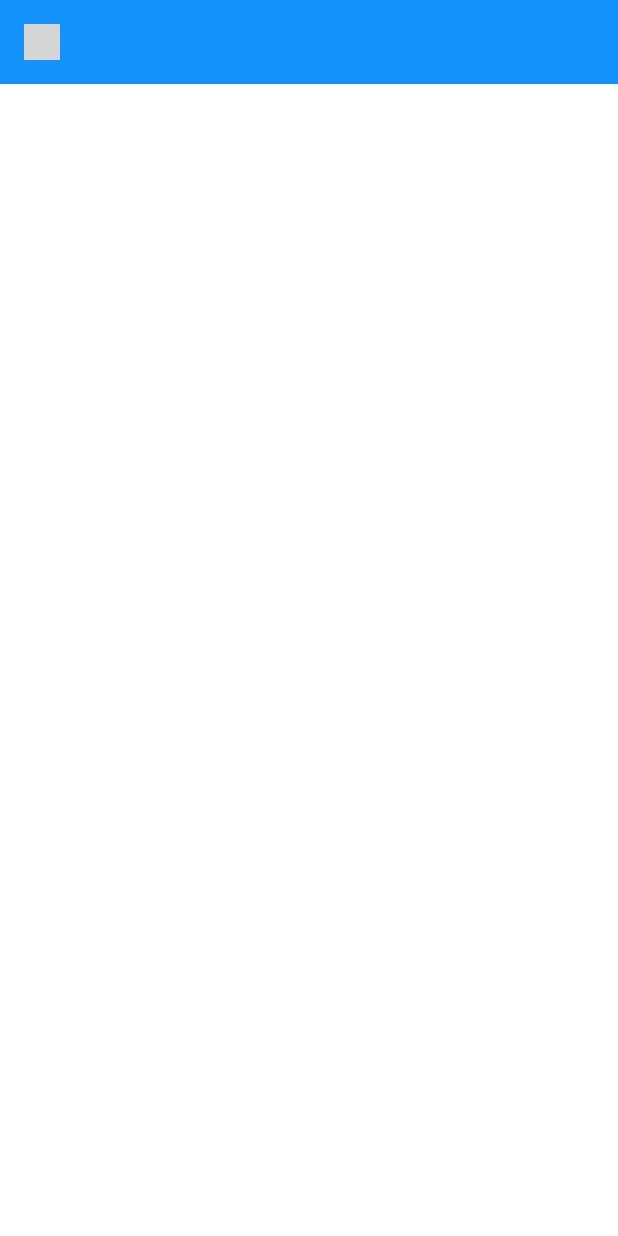
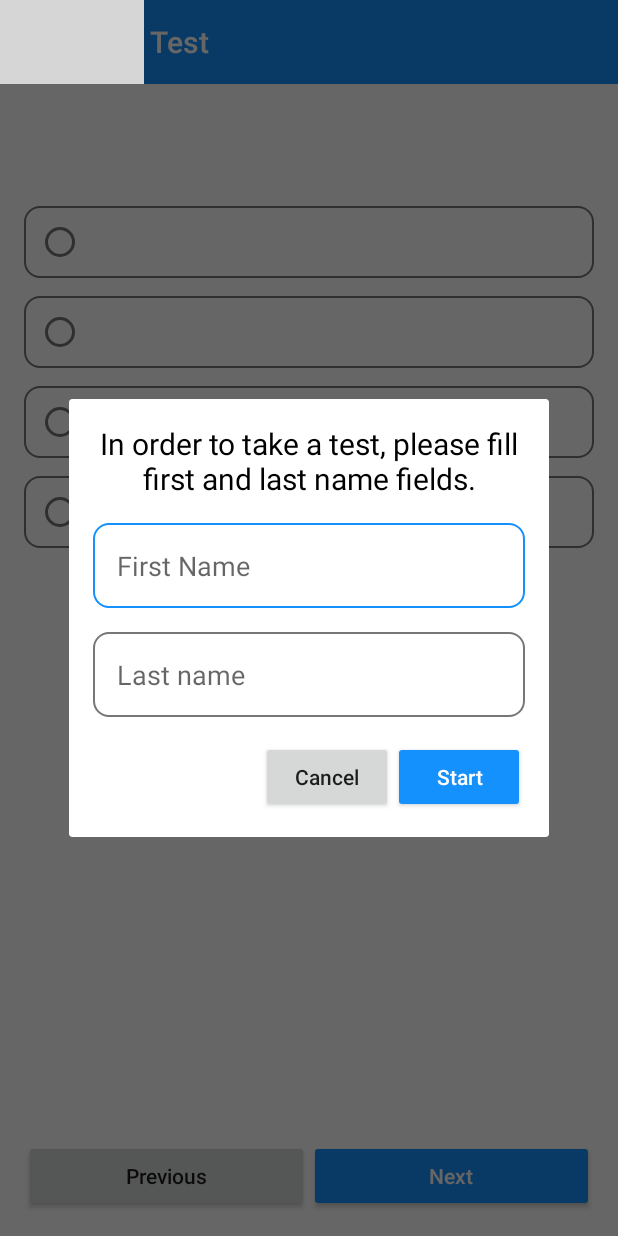
Before and after one commit to dos400/ytlat, an Android app: the fragment TestFragment shown on its own in the app's theme, on a phone screen of 412 x 824 dp. Run offline under Robolectric (Android 15) with nearby library versions, the phone set to English and light mode, and no system bars; grey boxes are pictures that could not be loaded.

Commit message:
test_fragment ui added

```diff
--- /dev/null
+++ b/app/src/main/java/uz/hamroev/ytlat/extensions/Extensions.kt
@@ -0,0 +1,16 @@
+package uz.hamroev.ytlat.extensions
+
+import android.content.Intent
+import android.os.Build
+import android.os.Bundle
+import java.io.Serializable
+
+inline fun <reified T : Serializable> Bundle.customSerializable(key: String): T? = when {
+    Build.VERSION.SDK_INT >= Build.VERSION_CODES.TIRAMISU -> getSerializable(key, T::class.java)
+    else -> @Suppress("DEPRECATION") getSerializable(key) as? T
+}
+
+inline fun <reified T : Serializable> Intent.customSerializable(key: String): T? = when {
+    Build.VERSION.SDK_INT >= Build.VERSION_CODES.TIRAMISU -> getSerializableExtra(key, T::class.java)
+    else -> @Suppress("DEPRECATION") getSerializableExtra(key) as? T
+}
--- a/app/src/main/java/uz/hamroev/ytlat/ui/HomeFragment.kt
+++ b/app/src/main/java/uz/hamroev/ytlat/ui/HomeFragment.kt
@@ -5,6 +5,8 @@ import android.view.LayoutInflater
 import android.view.View
 import android.view.ViewGroup
 import androidx.fragment.app.Fragment
+import androidx.navigation.fragment.findNavController
+import uz.hamroev.ytlat.R
 import uz.hamroev.ytlat.databinding.FragmentHomeBinding
 
 
--- a/app/src/main/java/uz/hamroev/ytlat/ui/TestFragment.kt
+++ /dev/null
@@ -1,28 +0,0 @@
-package uz.hamroev.ytlat.ui
-
-import android.os.Bundle
-import android.view.LayoutInflater
-import android.view.View
-import android.view.ViewGroup
-import androidx.fragment.app.Fragment
-import uz.hamroev.ytlat.databinding.FragmentTestBinding
-
-class TestFragment : Fragment() {
-
-    lateinit var binding: FragmentTestBinding
-    override fun onCreateView(
-        inflater: LayoutInflater, container: ViewGroup?,
-        savedInstanceState: Bundle?,
-    ): View {
-        binding = FragmentTestBinding.inflate(layoutInflater, container, false)
-
-
-        // for test
-
-
-
-        return binding.root
-    }
-
-
-}
--- /dev/null
+++ b/app/src/main/java/uz/hamroev/ytlat/ui/test/FormDialog.kt
@@ -0,0 +1,78 @@
+package uz.hamroev.ytlat.ui.test
+
+import android.os.Bundle
+import android.view.LayoutInflater
+import android.view.View
+import android.view.ViewGroup
+import androidx.core.widget.addTextChangedListener
+import androidx.fragment.app.DialogFragment
+import uz.hamroev.ytlat.R
+import uz.hamroev.ytlat.databinding.DialogTestFormBinding
+import uz.hamroev.ytlat.extensions.customSerializable
+import java.io.Serializable
+
+class FormDialog : DialogFragment() {
+
+    private var _binding: DialogTestFormBinding? = null
+    private val binding get() = _binding!!
+
+    private var onActionClicked: OnActionClicked? = null
+
+    override fun onCreate(savedInstanceState: Bundle?) {
+        super.onCreate(savedInstanceState)
+        onActionClicked = arguments?.customSerializable("on_action_clicked")
+    }
+
+    override fun onCreateView(
+        inflater: LayoutInflater,
+        container: ViewGroup?,
+        savedInstanceState: Bundle?
+    ): View {
+        _binding = DialogTestFormBinding.inflate(layoutInflater, container, false)
+        return binding.root
+    }
+
+    override fun onViewCreated(view: View, savedInstanceState: Bundle?) {
+        super.onViewCreated(view, savedInstanceState)
+        binding.cancelBtn.setOnClickListener {
+            dialog?.dismiss()
+            onActionClicked?.cancel()
+        }
+        binding.firstNameEt.addTextChangedListener {
+            binding.firstNameEt.error = null
+        }
+        binding.lastNameEt.addTextChangedListener {
+            binding.lastNameEt.error = null
+        }
+        binding.startBtn.setOnClickListener {
+            val firstName = binding.firstNameEt.text.toString().trim()
+            val lastName = binding.lastNameEt.text.toString().trim()
+            if (firstName.isEmpty()) {
+                binding.firstNameEt.error = requireContext().getString(R.string.error_empty_field)
+                return@setOnClickListener
+            }
+            if (lastName.isEmpty()) {
+                binding.lastNameEt.error = requireContext().getString(R.string.error_empty_field)
+                return@setOnClickListener
+            }
+            onActionClicked?.start(firstName, lastName)
+            dialog?.dismiss()
+        }
+    }
+
+    override fun onDestroyView() {
+        super.onDestroyView()
+        _binding = null
+    }
+
+    override fun isCancelable(): Boolean = false
+
+    override fun setCancelable(cancelable: Boolean) {
+        super.setCancelable(false)
+    }
+
+    interface OnActionClicked : Serializable {
+        fun start(firstName: String, lastName: String)
+        fun cancel()
+    }
+}
--- /dev/null
+++ b/app/src/main/java/uz/hamroev/ytlat/ui/test/TestFragment.kt
@@ -0,0 +1,72 @@
+package uz.hamroev.ytlat.ui.test
+
+import android.os.Bundle
+import android.util.Log
+import android.view.LayoutInflater
+import android.view.View
+import android.view.ViewGroup
+import android.view.animation.AnimationUtils
+import androidx.fragment.app.Fragment
+import androidx.navigation.fragment.findNavController
+import uz.hamroev.ytlat.R
+import uz.hamroev.ytlat.databinding.FragmentTestBinding
+
+class TestFragment : Fragment() {
+
+    private var _binding: FragmentTestBinding? = null
+    private val binding get() = _binding!!
+
+    private var firstName: String = ""
+    private var lastName: String = ""
+
+    override fun onCreateView(
+        inflater: LayoutInflater, container: ViewGroup?,
+        savedInstanceState: Bundle?,
+    ): View {
+        _binding = FragmentTestBinding.inflate(layoutInflater, container, false)
+
+        return binding.root
+    }
+
+    override fun onViewCreated(view: View, savedInstanceState: Bundle?) {
+        super.onViewCreated(view, savedInstanceState)
+        openFormDialog()
+        binding.toolbar.setNavigationOnClickListener {
+            findNavController().popBackStack()
+        }
+        binding.nextBtn.setOnClickListener {
+            val anim = AnimationUtils.loadAnimation(requireContext(), R.anim.next_quetion)
+            binding.questionContainer.startAnimation(anim)
+        }
+        binding.previousBtn.setOnClickListener {
+            val anim = AnimationUtils.loadAnimation(requireContext(), R.anim.previous_quetion)
+            binding.questionContainer.startAnimation(anim)
+        }
+    }
+
+    private fun openFormDialog() {
+        val formDialog = FormDialog()
+        formDialog.isCancelable = false
+        formDialog.arguments = Bundle().apply {
+            putSerializable("on_action_clicked", object : FormDialog.OnActionClicked {
+                override fun start(firstName: String, lastName: String) {
+                    this@TestFragment.firstName = firstName
+                    this@TestFragment.lastName = lastName
+
+                    Log.d("TTTT", "start: $firstName $lastName")
+                }
+
+                override fun cancel() {
+                    findNavController().popBackStack()
+                }
+            })
+        }
+        formDialog.show(parentFragmentManager, "form_dialog")
+    }
+
+    override fun onDestroyView() {
+        super.onDestroyView()
+        _binding = null
+    }
+
+}
--- /dev/null
+++ b/app/src/main/res/drawable/corner_bg.xml
@@ -0,0 +1,17 @@
+<?xml version="1.0" encoding="utf-8"?>
+<selector xmlns:android="http://schemas.android.com/apk/res/android">
+    <item android:state_focused="false">
+        <shape>
+            <solid android:color="@android:color/transparent" />
+            <corners android:radius="10dp" />
+            <stroke android:width="1dp" android:color="@color/grey_dark" />
+        </shape>
+    </item>
+    <item android:state_focused="true">
+        <shape>
+            <solid android:color="@android:color/transparent" />
+            <corners android:radius="10dp" />
+            <stroke android:width="1dp" android:color="@color/blue" />
+        </shape>
+    </item>
+</selector>
--- /dev/null
+++ b/app/src/main/res/layout/dialog_test_form.xml
@@ -0,0 +1,68 @@
+<?xml version="1.0" encoding="utf-8"?>
+<LinearLayout
+    android:orientation="vertical"
+    android:padding="16dp"
+    android:minWidth="320dp"
+    xmlns:android="http://schemas.android.com/apk/res/android"
+    android:layout_width="match_parent"
+    android:layout_height="match_parent">
+
+    <TextView
+        android:textColor="@color/black"
+        android:textSize="20sp"
+        android:gravity="center"
+        android:text="@string/enter_your_name"
+        android:layout_width="match_parent"
+        android:layout_height="wrap_content" />
+
+    <EditText
+        android:layout_marginTop="16dp"
+        android:autofillHints="name"
+        android:inputType="text"
+        android:id="@+id/first_name_et"
+        android:textColor="@color/black"
+        android:padding="16dp"
+        android:background="@drawable/corner_bg"
+        android:hint="@string/first_name"
+        android:layout_width="match_parent"
+        android:layout_height="wrap_content" />
+
+    <EditText
+        android:inputType="text"
+        android:autofillHints="name"
+        android:layout_marginTop="16dp"
+        android:id="@+id/last_name_et"
+        android:textColor="@color/black"
+        android:padding="16dp"
+        android:background="@drawable/corner_bg"
+        android:hint="@string/last_name"
+        android:layout_width="match_parent"
+        android:layout_height="wrap_content" />
+
+    <LinearLayout
+        android:layout_marginTop="16dp"
+        android:orientation="horizontal"
+        android:layout_gravity="end"
+        android:layout_width="wrap_content"
+        android:layout_height="wrap_content">
+
+        <androidx.appcompat.widget.AppCompatButton
+            android:textAllCaps="false"
+            android:layout_weight="1"
+            android:id="@+id/cancel_btn"
+            android:text="@string/cancel"
+            android:layout_width="0dp"
+            android:layout_height="wrap_content" />
+
+        <androidx.appcompat.widget.AppCompatButton
+            android:textAllCaps="false"
+            android:layout_weight="1"
+            android:backgroundTint="@color/blue"
+            android:textColor="@color/white"
+            android:id="@+id/start_btn"
+            android:text="@string/start"
+            android:layout_width="0dp"
+            android:layout_height="wrap_content" />
+    </LinearLayout>
+
+</LinearLayout>
--- a/app/src/main/res/layout/fragment_test.xml
+++ b/app/src/main/res/layout/fragment_test.xml
@@ -1,100 +1,178 @@
 <?xml version="1.0" encoding="utf-8"?>
-<FrameLayout xmlns:android="http://schemas.android.com/apk/res/android"
+<LinearLayout xmlns:android="http://schemas.android.com/apk/res/android"
     xmlns:tools="http://schemas.android.com/tools"
     android:layout_width="match_parent"
     android:layout_height="match_parent"
-    xmlns:app="http://schemas.android.com/apk/res-auto"
-    tools:context=".ui.TestFragment">
+    android:orientation="vertical"
+    tools:context=".ui.test.TestFragment">
 
 
-    <androidx.constraintlayout.widget.ConstraintLayout
+    <Toolbar
+        android:id="@+id/toolbar"
         android:layout_width="match_parent"
-        android:layout_height="match_parent">
+        android:layout_height="?actionBarSize"
+        android:background="@color/blue"
+        android:navigationIcon="@drawable/baseline_arrow_back_24"
+        android:title="@string/test"
+        android:titleTextColor="@color/white"
+        tools:targetApi="m" />
 
-        <LinearLayout
-            android:id="@+id/one"
-            android:layout_width="match_parent"
-            android:layout_height="56dp"
-            android:background="@color/blue"
-            android:orientation="vertical"
-            app:layout_constraintBottom_toTopOf="@id/two"
-            app:layout_constraintEnd_toEndOf="parent"
-            app:layout_constraintStart_toStartOf="parent"
-            app:layout_constraintTop_toTopOf="parent">
-
-            <androidx.constraintlayout.widget.ConstraintLayout
-                android:layout_width="match_parent"
-                android:layout_height="match_parent">
+    <LinearLayout
+        android:layout_width="match_parent"
+        android:layout_height="0dp"
+        android:layout_weight="1"
+        android:orientation="vertical">
 
 
-                <LinearLayout
-                    android:id="@+id/image_menu_layout"
-                    android:layout_width="56dp"
-                    android:layout_height="56dp"
-                    android:background="@drawable/back_ripple_button"
-                    android:gravity="center"
-                    app:layout_constraintBottom_toBottomOf="parent"
-                    app:layout_constraintStart_toStartOf="parent"
-                    app:layout_constraintTop_toTopOf="parent">
+        <TextView
+            android:paddingHorizontal="16dp"
+            android:paddingTop="4dp"
+            android:layout_width="match_parent"
+            android:layout_height="wrap_content"
+            android:gravity="center"
+            android:textColor="@color/black"
+            android:textSize="24sp" />
 
-                    <ImageView
-                        android:layout_width="24dp"
-                        android:layout_height="24dp"
-                        android:src="@drawable/baseline_arrow_back_24" />
+        <ScrollView
+            android:layout_width="match_parent"
+            android:layout_height="match_parent">
 
-                </LinearLayout>
-
-                <LinearLayout
-                    android:layout_width="0dp"
-                    android:layout_height="match_parent"
-                    app:layout_constraintBottom_toBottomOf="parent"
-                    app:layout_constraintLeft_toRightOf="@id/image_menu_layout"
-                    app:layout_constraintTop_toTopOf="parent">
-
-                    <TextView
-                        android:id="@+id/title_window_tv"
-                        android:layout_width="match_parent"
-                        android:layout_height="match_parent"
-                        android:layout_gravity="center"
-                        android:gravity="center"
-                        android:textColor="@color/white"
-                        android:textSize="16sp"
-                        android:textStyle="normal" />
-                </LinearLayout>
-
-            </androidx.constraintlayout.widget.ConstraintLayout>
-
-        </LinearLayout>
-
-        <LinearLayout
-            android:id="@+id/two"
-            android:layout_width="match_parent"
-            android:layout_height="0dp"
-            android:orientation="vertical"
-            app:layout_constraintBottom_toBottomOf="parent"
-            app:layout_constraintLeft_toLeftOf="parent"
-            app:layout_constraintRight_toRightOf="parent"
-            app:layout_constraintTop_toBottomOf="@id/one">
+            <LinearLayout
+                android:id="@+id/question_container"
+                android:layout_width="match_parent"
+                android:layout_height="wrap_content"
+                android:orientation="vertical"
+                android:clipToPadding="false"
+                android:paddingHorizontal="16dp"
+                android:paddingBottom="16dp">
 
 
-            <androidx.core.widget.NestedScrollView
-                android:layout_width="match_parent"
-                android:layout_height="match_parent">
+                <TextView
+                    android:id="@+id/question_title_tv"
+                    android:layout_width="match_parent"
+                    android:layout_height="wrap_content"
+                    android:gravity="center"
+                    android:textColor="@color/black"
+                    android:textSize="24sp" />
 
-                <LinearLayout
+                <RadioGroup
                     android:layout_width="match_parent"
-                    android:layout_height="match_parent"
-                    android:orientation="vertical">
+                    android:layout_height="wrap_content">
 
-                    <!--                    main code here -->
+                    <LinearLayout
+                        android:layout_width="match_parent"
+                        android:layout_height="wrap_content"
+                        android:layout_marginTop="12dp"
+                        android:background="@drawable/corner_bg"
+                        android:orientation="horizontal"
+                        android:paddingHorizontal="8dp">
 
-                </LinearLayout>
-            </androidx.core.widget.NestedScrollView>
+                        <RadioButton
+                            android:id="@+id/a_radio_btn"
+                            android:layout_width="wrap_content"
+                            android:layout_height="wrap_content" />
 
+                        <TextView
+                            android:id="@+id/a_answer_tv"
+                            android:layout_width="wrap_content"
+                            android:layout_height="wrap_content"
+                            android:textColor="@color/black"
+                            android:textSize="18sp" />
+                    </LinearLayout>
 
-        </LinearLayout>
+                    <LinearLayout
+                        android:layout_width="match_parent"
+                        android:layout_height="wrap_content"
+                        android:layout_marginTop="12dp"
+                        android:background="@drawable/corner_bg"
+                        android:orientation="horizontal"
+                        android:paddingHorizontal="8dp">
 
+                        <RadioButton
+                            android:id="@+id/b_radio_btn"
+                            android:layout_width="wrap_content"
+                            android:layout_height="wrap_content" />
 
-    </androidx.constraintlayout.widget.ConstraintLayout>
+                        <TextView
+                            android:id="@+id/b_answer_tv"
+                            android:layout_width="wrap_content"
+                            android:layout_height="wrap_content"
+                            android:textColor="@color/black"
+                            android:textSize="18sp" />
+                    </LinearLayout>
 
-</FrameLayout>
+                    <LinearLayout
+                        android:layout_width="match_parent"
+                        android:layout_height="wrap_content"
+                        android:layout_marginTop="12dp"
+                        android:background="@drawable/corner_bg"
+                        android:orientation="horizontal"
+                        android:paddingHorizontal="8dp">
+
+                        <RadioButton
+                            android:id="@+id/c_radio_btn"
+                            android:layout_width="wrap_content"
+                            android:layout_height="wrap_content" />
+
+                        <TextView
+                            android:id="@+id/c_answer_tv"
+                            android:layout_width="wrap_content"
+                            android:layout_height="wrap_content"
+                            android:textColor="@color/black"
+                            android:textSize="18sp" />
+                    </LinearLayout>
+
+                    <LinearLayout
+                        android:layout_width="match_parent"
+                        android:layout_height="wrap_content"
+                        android:layout_marginTop="12dp"
+                        android:background="@drawable/corner_bg"
+                        android:orientation="horizontal"
+                        android:paddingHorizontal="8dp">
+
+                        <RadioButton
+                            android:id="@+id/d_radio_btn"
+                            android:layout_width="wrap_content"
+                            android:layout_height="wrap_content" />
+
+                        <TextView
+                            android:id="@+id/d_answer_tv"
+                            android:layout_width="wrap_content"
+                            android:layout_height="wrap_content"
+                            android:textColor="@color/black"
+                            android:textSize="18sp" />
+                    </LinearLayout>
+                </RadioGroup>
+
+            </LinearLayout>
+        </ScrollView>
+
+    </LinearLayout>
+
+    <LinearLayout
+        android:layout_width="match_parent"
+        android:layout_height="wrap_content"
+        android:orientation="horizontal"
+        android:paddingHorizontal="16dp"
+        android:paddingBottom="16dp">
+
+        <androidx.appcompat.widget.AppCompatButton
+            android:id="@+id/previous_btn"
+            android:layout_width="0dp"
+            android:layout_height="wrap_content"
+            android:layout_weight="1"
+            android:text="@string/previous"
+            android:textAllCaps="false" />
+
+        <androidx.appcompat.widget.AppCompatButton
+            android:id="@+id/next_btn"
+            android:layout_width="0dp"
+            android:layout_height="wrap_content"
+            android:layout_weight="1"
+            android:backgroundTint="@color/blue"
+            android:text="@string/next"
+            android:textAllCaps="false"
+            android:textColor="@color/white" />
+    </LinearLayout>
+
+</LinearLayout>
--- a/app/src/main/res/navigation/nav_main.xml
+++ b/app/src/main/res/navigation/nav_main.xml
@@ -10,4 +10,9 @@
         android:name="uz.hamroev.ytlat.ui.HomeFragment"
         android:label="fragment_home"
         tools:layout="@layout/fragment_home" />
+    <fragment
+        android:id="@+id/testFragment"
+        android:name="uz.hamroev.ytlat.ui.test.TestFragment"
+        android:label="fragment_test"
+        tools:layout="@layout/fragment_test" />
 </navigation>
--- a/app/src/main/res/values/strings.xml
+++ b/app/src/main/res/values/strings.xml
@@ -2,4 +2,13 @@
     <string name="app_name">YTLAT</string>
     <!-- TODO: Remove or change this placeholder text -->
     <string name="hello_blank_fragment">Hello blank fragment</string>
+    <string name="test">Test</string>
+    <string name="first_name">First Name</string>
+    <string name="last_name">Last name</string>
+    <string name="enter_your_name">In order to take a test, please fill first and last name fields.</string>
+    <string name="cancel">Cancel</string>
+    <string name="start">Start</string>
+    <string name="error_empty_field">please, fill field</string>
+    <string name="previous">Previous</string>
+    <string name="next">Next</string>
 </resources>
```
Also changed, not shown: app/src/main/res/anim/next_quetion.xml (added, +12 -0 lines), app/src/main/res/anim/previous_quetion.xml (added, +12 -0 lines).
